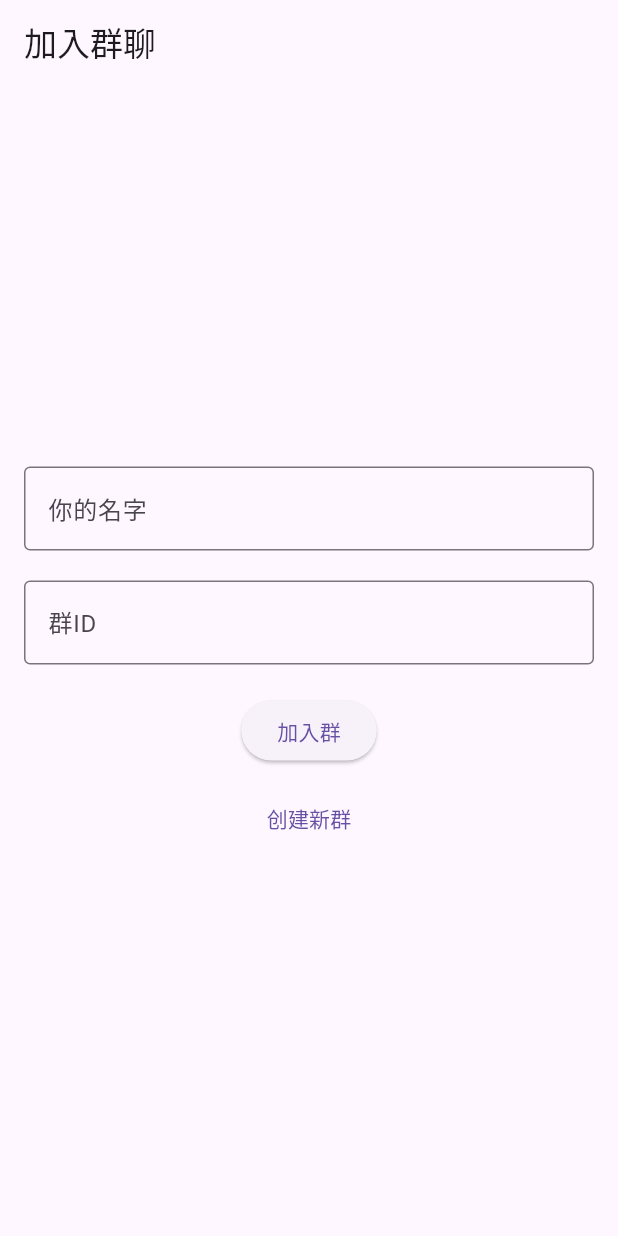
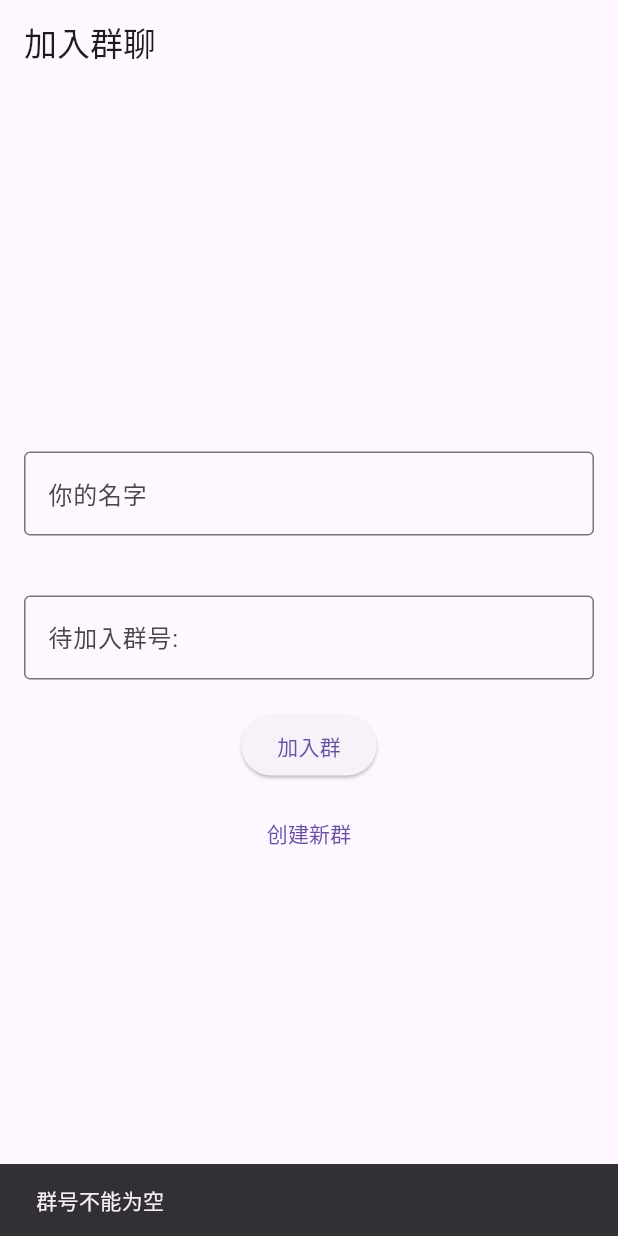
Before and after one commit to einyboycode/flutter_webrtc_group_chat, a Flutter app: the screen it shows after launch, after a tap on "加入群", on a phone screen of 412 x 824 dp. Run offline on Flutter 3.47's test engine with Material 3 defaults, Android fonts, the phone set to English and light mode, and no system bars; missing offline and left inert: dart:ffi, flutter_webrtc.

Commit message:
1. 群聊功能实现

```diff
--- a/lib/screens/join_screen.dart
+++ b/lib/screens/join_screen.dart
@@ -13,6 +13,7 @@ class JoinScreen extends StatefulWidget {
 class _JoinScreenState extends State<JoinScreen> {
   final _nameController = TextEditingController();
   final _roomController = TextEditingController();
+  final _groupNameController = TextEditingController();
   bool _isCreatingRoom = false;
 
   final FocusNode _focusNode = FocusNode();
@@ -20,14 +21,18 @@ class _JoinScreenState extends State<JoinScreen> {
   bool _showDropdown = false;
 
   final List<String> _options = [
-    'Apple',
-    'Banana',
-    'Cherry',
-    'Dragon Fruit',
-    'Grapes',
-    'Orange',
+    // 'Apple',
+    // 'Banana',
+    // 'Cherry',
+    // 'Dragon Fruit',
+    // 'Grapes',
+    // 'Orange',
   ];
 
+  @override
+  void initState() {
+    super.initState(); // 必须调用父类方法
+  }
 
   @override
   void dispose() {
@@ -36,10 +41,48 @@ class _JoinScreenState extends State<JoinScreen> {
     super.dispose();
   }
 
+
+  void showTip(String message) {
+    ScaffoldMessenger.of(context).showSnackBar(
+      SnackBar(
+        content: Text(message),
+        duration: Duration(seconds: 5), // 自动消失时间
+        // action: SnackBarAction(
+        //   // 可选操作按钮
+        //   label: "撤销",
+        //   onPressed: () => print("点击了撤销"),
+        // ),
+      ),
+    );
+  }
+
   @override
   Widget build(BuildContext context) {
     final signaling = Provider.of<SignalingProvider>(context);
+    //signaling.getRoomList();
+    // signaling.getRoomList().then((_) {
+    //   _options.clear();
+    //   print('===========>rooms_list:${signaling.rooms}');
+    //   final roomList = signaling.rooms;
+    //   for (final room in roomList) {
+    //     final value = room.id;
+    //     print('value:${value}');
+    //     _options.add(value);
+    //   }
+    // });
 
+    signaling.onListRooms = () {
+      _options.clear();
+      print('===========>rooms_list:${signaling.rooms}');
+      final roomList = signaling.rooms;
+      setState(() {
+        for (final room in roomList) {
+          final value = room.id;
+          print('value:${value}');
+          _options.add('群号:' + value);
+        }
+      });
+    };
 
     return Scaffold(
       appBar: AppBar(
@@ -62,48 +105,59 @@ class _JoinScreenState extends State<JoinScreen> {
               ),
             ),
             const SizedBox(height: 20),
-            if (!_isCreatingRoom)
-              // Autocomplete<String>(
-              //   optionsBuilder: (TextEditingValue textEditingValue) {
-              //     if (textEditingValue.text.isEmpty) {
-              //       return const Iterable<String>.empty();
-              //     }
-              //     return _options.where((option) =>
-              //     option.toLowerCase().contains(textEditingValue.text.toLowerCase()));
-              //   },
-              //   onSelected: (String selection) {
-              //     print("选择了: $selection");
-              //   },
-              //   fieldViewBuilder: (
-              //     BuildContext context,
-              //     TextEditingController _roomController,
-              //     FocusNode focusNode,
-              //     VoidCallback onFieldSubmitted,
-              //   ){
-              //     return TextField(
-              //       controller: _roomController,
-              //       onTap: () {
-              //         signaling.getRoomList();
-              //       },
-              //       decoration: const InputDecoration(
-              //         labelText: '群ID',
-              //         border: OutlineInputBorder(),
-              //       ),
-              //     );
-              //   },
-              // ),
-            TextField(
-                controller: _roomController,
-                onTap: () {
-                  signaling.getRoomList();
-                  print("文本框被点击了！");
-                  // 可以在这里执行一些操作，比如弹出键盘、显示对话框等
-                },
+            if (_isCreatingRoom)
+              TextField(
+                controller: _groupNameController,
                 decoration: const InputDecoration(
-                  labelText: '群ID',
+                  labelText: '群名称:',
                   border: OutlineInputBorder(),
                 ),
-            ),
+              ),
+            const SizedBox(height: 20),
+            if (!_isCreatingRoom)
+              Autocomplete<String>(
+                optionsBuilder: (TextEditingValue textEditingValue) {
+                  // if (textEditingValue.text.isEmpty) {
+                  //   return const Iterable<String>.empty();
+                  // }
+
+                  return _options;
+                },
+                onSelected: (String selection) {
+                  _roomController.text = selection.replaceAll("群号:", "");
+                  print("选择了: ${_roomController.text}");
+                },
+                fieldViewBuilder: (
+                  BuildContext context,
+                  TextEditingController controller,
+                  FocusNode focusNode,
+                  VoidCallback onFieldSubmitted,
+                ) {
+                  return TextField(
+                    controller: controller,
+                    focusNode: focusNode,
+                    onTap: () async {
+                      await signaling.getRoomList();
+                    },
+                    decoration: InputDecoration(
+                      labelText: "待加入群号:",
+                      border: OutlineInputBorder(),
+                    ),
+                  );
+                },
+              ),
+            // TextField(
+            //     controller: _roomController,
+            //     onTap: () {
+            //       signaling.getRoomList();
+            //       print("文本框被点击了！");
+            //       // 可以在这里执行一些操作，比如弹出键盘、显示对话框等
+            //     },
+            //     decoration: const InputDecoration(
+            //       labelText: '群ID',
+            //       border: OutlineInputBorder(),
+            //     ),
+            // ),
             const SizedBox(height: 20),
             if (!_isCreatingRoom)
               ElevatedButton(
@@ -113,6 +167,11 @@ class _JoinScreenState extends State<JoinScreen> {
                     await signaling.connect(_nameController.text);
                     await signaling.joinRoom(_roomController.text);
                     Navigator.pushNamed(context, '/chat');
+                  }else{
+                    String message = "";
+                    if(_nameController.text.isEmpty) message = "你的名字不能为空";
+                    if(_roomController.text.isEmpty) message = "群号不能为空";
+                    showTip(message);
                   }
                 },
                 child: const Text('加入群'),
@@ -131,8 +190,16 @@ class _JoinScreenState extends State<JoinScreen> {
                 onPressed: () async {
                   if (_nameController.text.isNotEmpty) {
                     await signaling.connect(_nameController.text);
-                    await signaling.createRoom('新群');
+                    if (_groupNameController.text.isEmpty) {
+                      _groupNameController.text = "新群";
+                    }
+                    await signaling.createRoom(_groupNameController.text);
+                    _groupNameController.text = "新群";
                     Navigator.pushNamed(context, '/chat');
+                  }else{
+                    String message = "";
+                    if(_nameController.text.isEmpty) message = "你的名字不能为空";
+                    showTip(message);
                   }
                 },
                 child: const Text('创建群'),
```
Also changed, not shown: lib/providers/signaling_provider.dart (+17 -4 lines), lib/screens/chat_screen.dart (+10 -5 lines).
